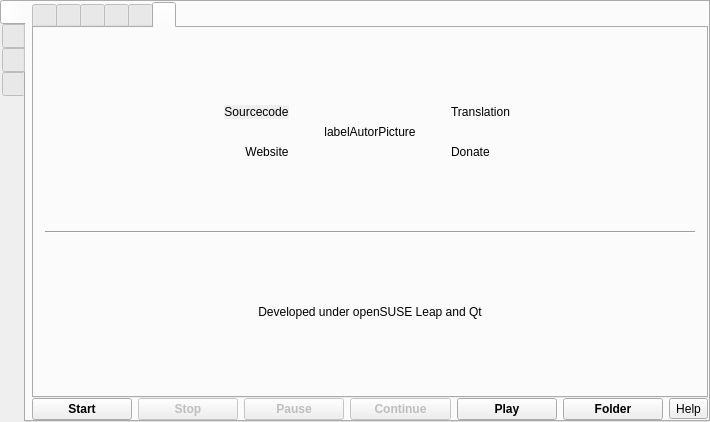
Old version of the form src/formMainWindow.ui in the repository vkohaupt/vokoscreenNG.
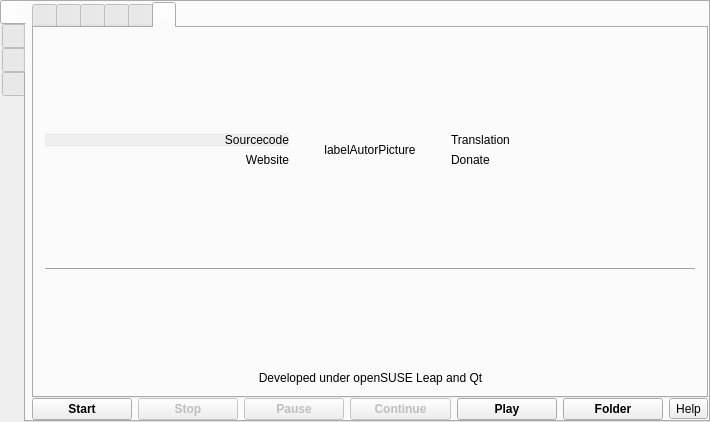
New version of the form. The open tabs and pages were chosen to show the change. Icons and pictures are not drawn.

```diff
--- a/src/formMainWindow.ui
+++ b/src/formMainWindow.ui
@@ -1993,9 +1993,9 @@
            <attribute name="title">
             <string notr="true"/>
            </attribute>
-           <layout class="QVBoxLayout" name="verticalLayout_3" stretch="0,0,0,0,0,0,0">
+           <layout class="QVBoxLayout" name="verticalLayout_3" stretch="0,0,0,0,0,0">
             <item>
-             <spacer name="verticalSpacer_14">
+             <spacer name="verticalSpacer_7">
               <property name="orientation">
                <enum>Qt::Vertical</enum>
               </property>
@@ -2009,35 +2009,6 @@
             </item>
             <item>
              <layout class="QGridLayout" name="gridLayout_7">
-              <item row="0" column="0" alignment="Qt::AlignRight|Qt::AlignBottom">
-               <widget class="QLabel" name="labelSourcecodeUrl">
-                <property name="autoFillBackground">
-                 <bool>true</bool>
-                </property>
-                <property name="text">
-                 <string notr="true">Sourcecode</string>
-                </property>
-                <property name="alignment">
-                 <set>Qt::AlignCenter</set>
-                </property>
-                <property name="openExternalLinks">
-                 <bool>true</bool>
-                </property>
-               </widget>
-              </item>
-              <item row="2" column="0" alignment="Qt::AlignRight|Qt::AlignTop">
-               <widget class="QLabel" name="labelWebSiteUrl">
-                <property name="text">
-                 <string notr="true">Website</string>
-                </property>
-                <property name="alignment">
-                 <set>Qt::AlignCenter</set>
-                </property>
-                <property name="openExternalLinks">
-                 <bool>true</bool>
-                </property>
-               </widget>
-              </item>
               <item row="1" column="1">
                <widget class="QLabel" name="labelAutorPicture">
                 <property name="maximumSize">
@@ -2057,31 +2028,68 @@
                 </property>
                </widget>
               </item>
-              <item row="0" column="2" alignment="Qt::AlignLeft|Qt::AlignBottom">
+              <item row="1" column="2">
+               <layout class="QVBoxLayout" name="verticalLayout_15">
+                <item>
                <widget class="QLabel" name="labelLanguageUrl">
                 <property name="text">
                  <string notr="true">Translation</string>
                 </property>
                 <property name="alignment">
-                 <set>Qt::AlignCenter</set>
+                   <set>Qt::AlignLeading|Qt::AlignLeft|Qt::AlignTop</set>
                 </property>
                 <property name="openExternalLinks">
                  <bool>true</bool>
                 </property>
                </widget>
               </item>
-              <item row="2" column="2">
+                <item>
                <widget class="QLabel" name="labelDonateUrl">
                 <property name="text">
                  <string>Donate</string>
                 </property>
                 <property name="alignment">
-                 <set>Qt::AlignLeading|Qt::AlignLeft|Qt::AlignTop</set>
+                   <set>Qt::AlignBottom|Qt::AlignLeading|Qt::AlignLeft</set>
                 </property>
                 <property name="openExternalLinks">
                  <bool>true</bool>
                 </property>
                </widget>
+                </item>
+               </layout>
+              </item>
+              <item row="1" column="0">
+               <layout class="QVBoxLayout" name="verticalLayout_20">
+                <item>
+                 <widget class="QLabel" name="labelSourcecodeUrl">
+                  <property name="autoFillBackground">
+                   <bool>true</bool>
+                  </property>
+                  <property name="text">
+                   <string notr="true">Sourcecode</string>
+                  </property>
+                  <property name="alignment">
+                   <set>Qt::AlignRight|Qt::AlignTop|Qt::AlignTrailing</set>
+                  </property>
+                  <property name="openExternalLinks">
+                   <bool>true</bool>
+                  </property>
+                 </widget>
+                </item>
+                <item>
+                 <widget class="QLabel" name="labelWebSiteUrl">
+                  <property name="text">
+                   <string notr="true">Website</string>
+                  </property>
+                  <property name="alignment">
+                   <set>Qt::AlignBottom|Qt::AlignRight|Qt::AlignTrailing</set>
+                  </property>
+                  <property name="openExternalLinks">
+                   <bool>true</bool>
+                  </property>
+                 </widget>
+                </item>
+               </layout>
               </item>
              </layout>
             </item>
@@ -2119,10 +2127,21 @@
              </spacer>
             </item>
             <item>
-             <layout class="QHBoxLayout" name="horizontalLayout_10">
-              <item>
-               <layout class="QVBoxLayout" name="verticalLayout_15">
-                <item>
+             <layout class="QGridLayout" name="gridLayout_2">
+              <item row="0" column="0">
+               <widget class="QLabel" name="label_27">
+                <property name="text">
+                 <string notr="true"/>
+                </property>
+                <property name="pixmap">
+                 <pixmap resource="screencast.qrc">:/pictures/screencast/suse_logo.png</pixmap>
+                </property>
+                <property name="alignment">
+                 <set>Qt::AlignCenter</set>
+                </property>
+               </widget>
+              </item>
+              <item row="0" column="1">
                  <widget class="QLabel" name="label_28">
                   <property name="text">
                    <string notr="true">Developed under openSUSE Leap and Qt</string>
@@ -2132,22 +2151,20 @@
                   </property>
                  </widget>
                 </item>
-               </layout>
-              </item>
-             </layout>
-            </item>
-            <item>
-             <spacer name="verticalSpacer_12">
-              <property name="orientation">
-               <enum>Qt::Vertical</enum>
-              </property>
-              <property name="sizeHint" stdset="0">
-               <size>
-                <width>20</width>
-                <height>40</height>
-               </size>
-              </property>
-             </spacer>
+              <item row="0" column="2">
+               <widget class="QLabel" name="label_29">
+                <property name="text">
+                 <string notr="true"/>
+                </property>
+                <property name="pixmap">
+                 <pixmap resource="screencast.qrc">:/pictures/screencast/qt.png</pixmap>
+                </property>
+                <property name="alignment">
+                 <set>Qt::AlignCenter</set>
+                </property>
+               </widget>
+              </item>
+             </layout>
             </item>
            </layout>
           </widget>
```
Left out of the diff: 8 changed lines with no effect on the pictures. Lines whose indentation alone changed are shown as unchanged.
